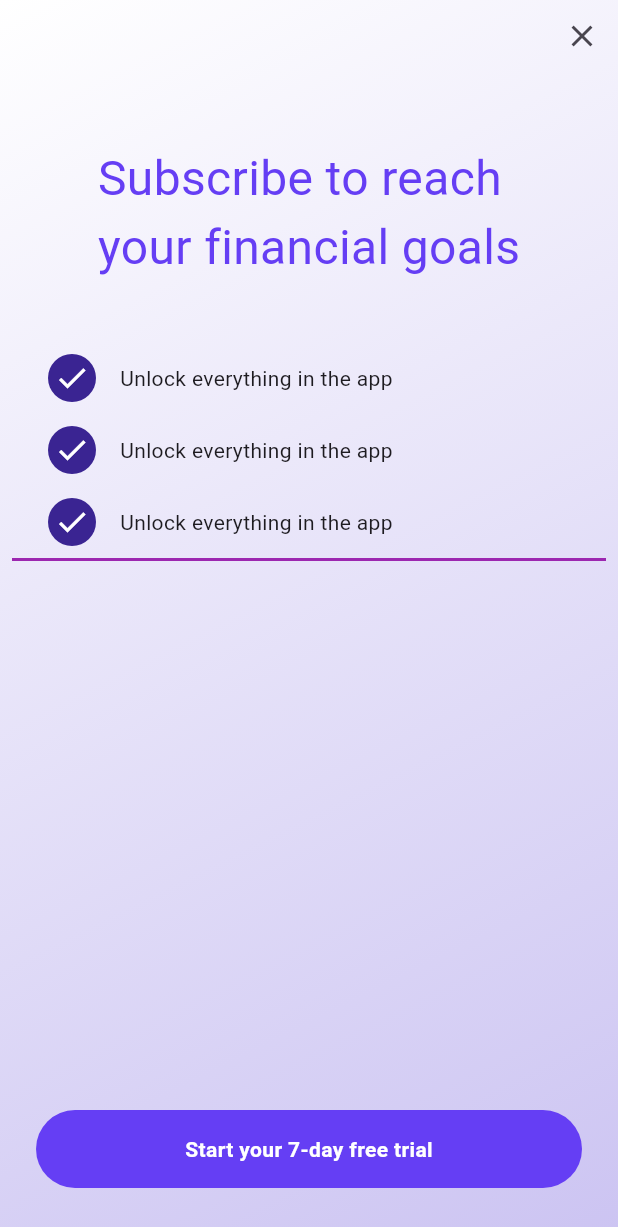
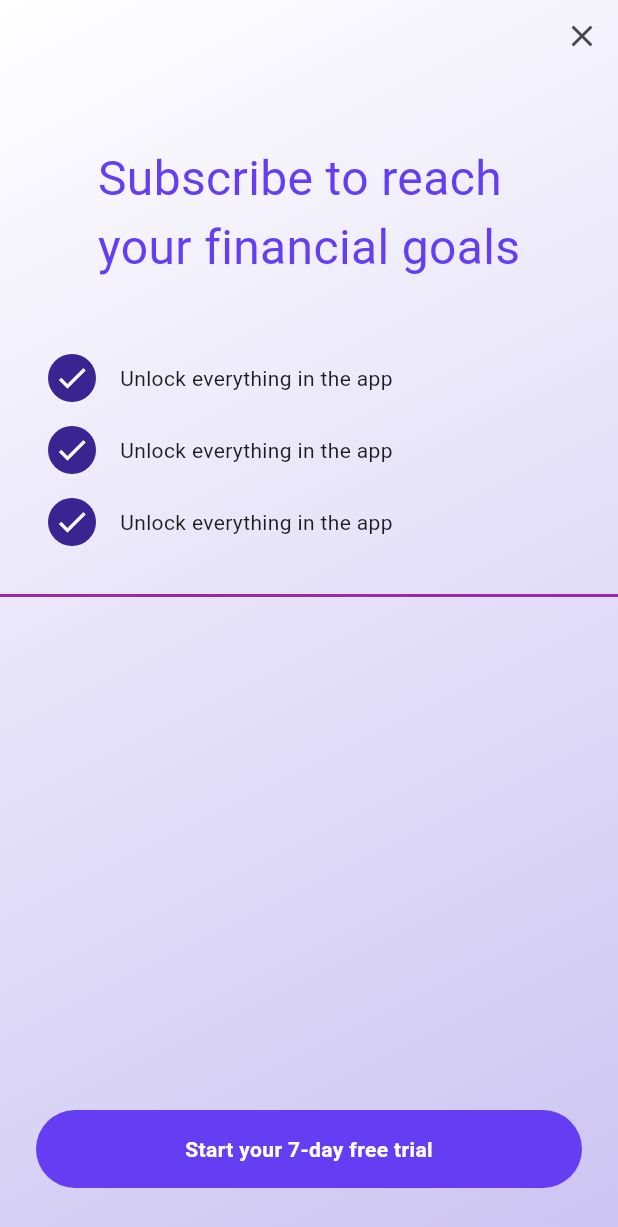
Before and after one commit to JAICHANGPARK/flutter_notebook_chapter_43, a Flutter app: the PaywallScreen screen opened directly, on a phone screen of 412 x 824 dp. Shown: the top 1227 px of the screen. Run offline on Flutter 3.47's test engine with Material 3 defaults, Android fonts, the phone set to English and light mode, and no system bars; our stand-ins replace gap.

Commit message:
Update paywall_screen.dart

```diff
--- a/lib/ep2154_paywall_screen/views/paywall_screen.dart
+++ b/lib/ep2154_paywall_screen/views/paywall_screen.dart
@@ -104,7 +104,7 @@ class _PaywallScreenState extends State<PaywallScreen> {
                   ),
                   Expanded(
                       child: Padding(
-                    padding: const EdgeInsets.all(8.0),
+                    padding: const EdgeInsets.symmetric(vertical: 32),
                     child: Column(
                       children: [
                         Container(
```
